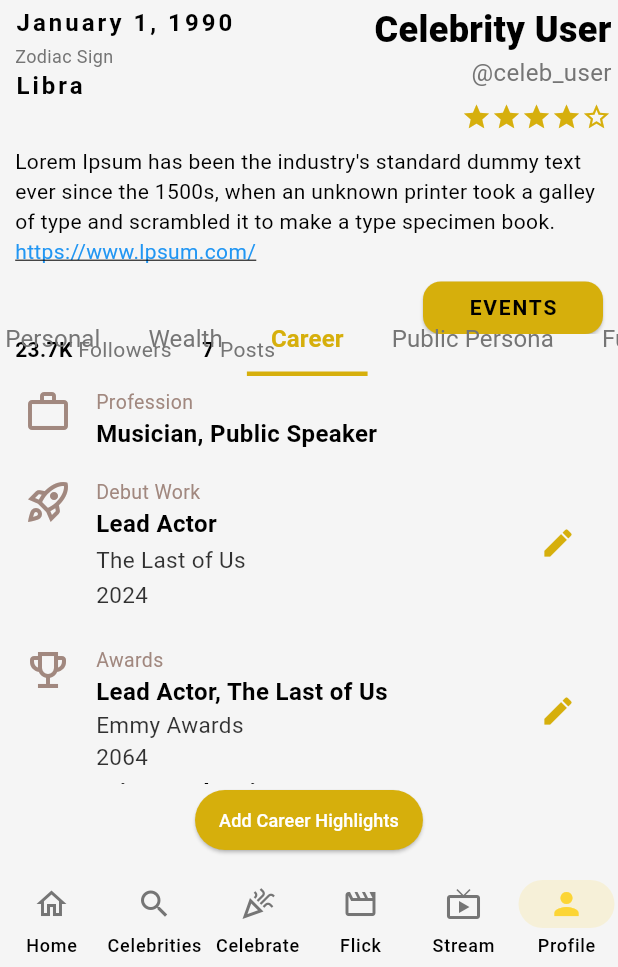
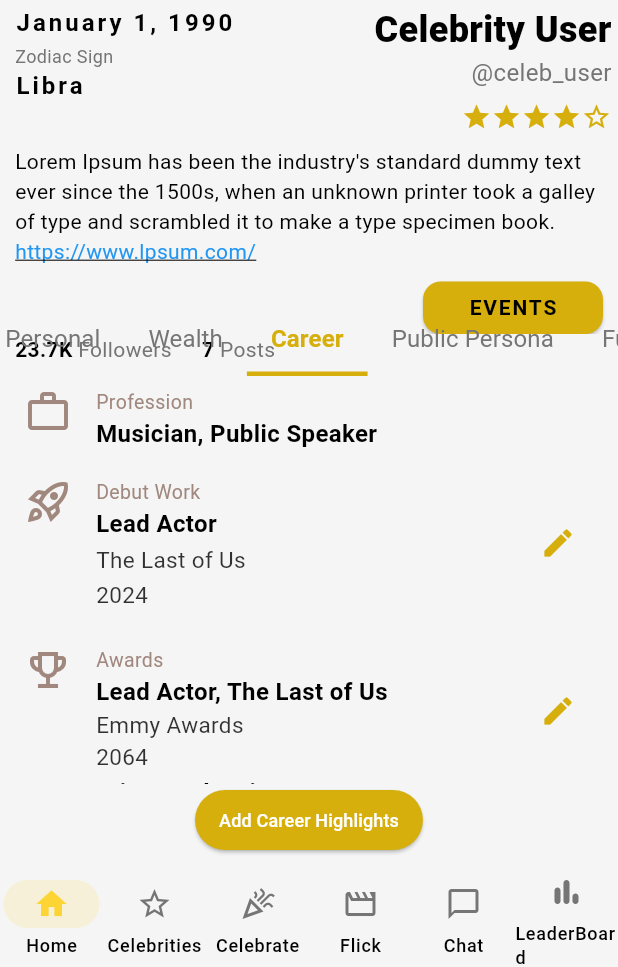
Before and after one commit to Akelo-Shaul/celeb-rating, a Flutter app: the ProfilePage screen opened by its route, tab 4 chosen, on a phone screen of 412 x 824 dp, the part 269-1236 px from its top. Run offline on Flutter 3.47's test engine with Material 3 defaults, Android fonts, the phone set to English and light mode, and no system bars; our stand-ins replace camera, flutter_card_swiper, flutter_secure_storage, flutter_svg, go_router, image_picker and 6 more; missing offline and left inert: dart:html, video_thumbnail; accounts and stored records are empty; network calls fail.

Commit message:
Made changes to bottom nav and pages

```diff
--- a/lib/screens/profile_page.dart
+++ b/lib/screens/profile_page.dart
@@ -206,6 +206,7 @@ class _ProfilePageState extends State<ProfilePage>
               SliverAppBar(
                 expandedHeight: 430.0, // Estimated height of header content
                 floating: true,
+                automaticallyImplyLeading: false,
                 pinned: true,
                 snap: true, // Optional: for snapping effect
                 elevation: 0, // No shadow for a cleaner look
--- a/lib/utils/router.dart
+++ b/lib/utils/router.dart
@@ -130,11 +130,7 @@ class AppRouter {
         name: 'notifications',
         builder: (context, state) => const NotificationScreen(),
       ),
-      GoRoute(
-        path: '/chat',
-        name: 'chat',
-        builder: (context, state) => const ChatScreen(),
-      ),
+
       GoRoute(
         path: '/chat/:chatId',
         name: 'chatMessage',
@@ -243,9 +239,28 @@ class AppRouter {
                 builder: (context, state) => const AwardScreen(),
               ),
               GoRoute(
-                path: 'celebrity-rankings',
-                name: 'celebrityRankings',
-                builder: (context, state) => const CelebrityRankingsScreen(),
+                path: 'stream',
+                name: 'stream',
+                builder: (context, state) => const StreamPage(),
+                routes: [
+                  // Live Stream Detail (pops back to Stream)
+                  // GoRoute(
+                  //   path: ':streamId', // Path is relative to /stream
+                  //   name: 'streamDetail',
+                  //   builder: (context, state) {
+                  //     final streamId = state.pathParameters['streamId']!;
+                  //     return LiveStreamDetailPage(streamId: streamId);
+                  //   },
+                  // ),
+                ],
+              ),
+              GoRoute(
+                path: 'profile',
+                name: 'profile',
+                builder: (context, state) => const ProfilePage(),
+                routes: [
+                  // Any sub-routes for profile (e.g., Edit Profile, Settings - though settings is top-level)
+                ],
               ),
             ],
           ),
@@ -356,33 +371,23 @@ class AppRouter {
             ],
           ),
 
-          // Stream Section - Main Bottom Nav Tab
+          // Chat Section - Main Bottom Nav Tab
           GoRoute(
-            path: '/stream',
-            name: 'stream',
-            builder: (context, state) => const StreamPage(),
+            path: '/chat',
+            name: 'chat',
+            builder: (context, state) => const ChatScreen(),
+          ),
+
+          // Rankings section -Main Bottom Nat Tab
+          GoRoute(
+            path: '/celebrity-rankings',
+            name: 'celebrityRankings',
+            builder: (context, state) => const CelebrityRankingsScreen(),
             routes: [
-              // Live Stream Detail (pops back to Stream)
-              // GoRoute(
-              //   path: ':streamId', // Path is relative to /stream
-              //   name: 'streamDetail',
-              //   builder: (context, state) {
-              //     final streamId = state.pathParameters['streamId']!;
-              //     return LiveStreamDetailPage(streamId: streamId);
-              //   },
-              // ),
+              // Any sub-routes for flicks
             ],
           ),
 
-          // Profile Section - Main Bottom Nav Tab (own profile)
-          GoRoute(
-            path: '/profile',
-            name: 'profile',
-            builder: (context, state) => const ProfilePage(),
-            routes: [
-              // Any sub-routes for profile (e.g., Edit Profile, Settings - though settings is top-level)
-            ],
-          ),
         ],
       ),
     ],
@@ -444,8 +449,8 @@ class ScaffoldWithBottomNav extends StatelessWidget {
     if (location.startsWith('/search')) return 1;
     if (location.startsWith('/celebrate')) return 2;
     if (location.startsWith('/flicks')) return 3;
-    if (location.startsWith('/stream')) return 4;
-    if (location.startsWith('/profile')) return 5;
+    if (location.startsWith('/chat')) return 4;
+    if (location.startsWith('/celebrity-rankings')) return 5;
     return 0; // Default to Feed if no match
   }
 
@@ -464,10 +469,10 @@ class ScaffoldWithBottomNav extends StatelessWidget {
         context.go('/flicks');
         break;
       case 4:
-        context.go('/stream');
+        context.go('/chat');
         break;
       case 5:
-        context.go('/profile');
+        context.go('/celebrity-rankings');
         break;
     }
   }
@@ -478,8 +483,8 @@ class ScaffoldWithBottomNav extends StatelessWidget {
         location == '/search' ||
         location == '/celebrate' ||
         location == '/flicks' ||
-        location == '/stream' ||
-        location == '/profile';
+        location == '/chat' ||
+        location == '/celebrity-rankings';
   }
 
   Future<bool> _showExitDialog(BuildContext context) async {
@@ -570,8 +575,8 @@ class ScaffoldWithBottomNav extends StatelessWidget {
               label: 'Home',
             ),
             NavigationDestination(
-              icon: Icon(Icons.search_outlined, color: unselectedIconColor),
-              selectedIcon: Icon(Icons.search, color: selectedIconColor),
+              icon: Icon(Icons.star_border, color: unselectedIconColor),
+              selectedIcon: Icon(Icons.star , color: selectedIconColor),
               label: 'Celebrities',
             ),
             NavigationDestination(
@@ -585,14 +590,14 @@ class ScaffoldWithBottomNav extends StatelessWidget {
               label: 'Flick',
             ),
             NavigationDestination(
-              icon: Icon(Icons.live_tv_outlined, color: unselectedIconColor),
-              selectedIcon: Icon(Icons.live_tv, color: selectedIconColor),
-              label: 'Stream',
+              icon: Icon(Icons.chat_bubble_outline, color: unselectedIconColor),
+              selectedIcon: Icon(Icons.chat_bubble, color: selectedIconColor),
+              label: 'Chat',
             ),
             NavigationDestination(
-              icon: Icon(Icons.person_outline, color: unselectedIconColor),
-              selectedIcon: Icon(Icons.person, color: selectedIconColor),
-              label: 'Profile',
+              icon: Icon(Icons.bar_chart_rounded, color: unselectedIconColor),
+              selectedIcon: Icon(Icons.bar_chart_rounded, color: selectedIconColor),
+              label: 'LeaderBoard',
             ),
           ],
         )
```
Also changed, not shown: lib/screens/feed_screen.dart (+16 -5 lines), 1 other file.
